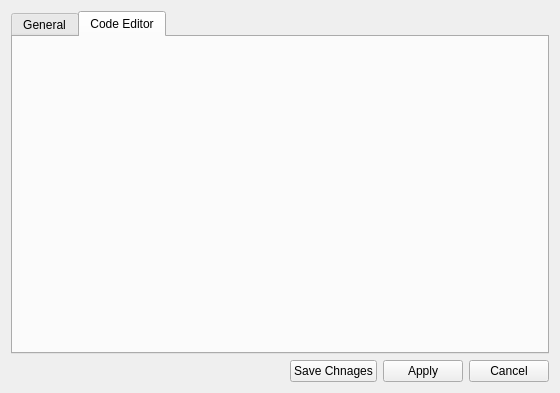
Above: NWTR_Robotics_GUI/optionsdialog.ui from mnowator/SCARA_Control before the change. Below: the same form after it.
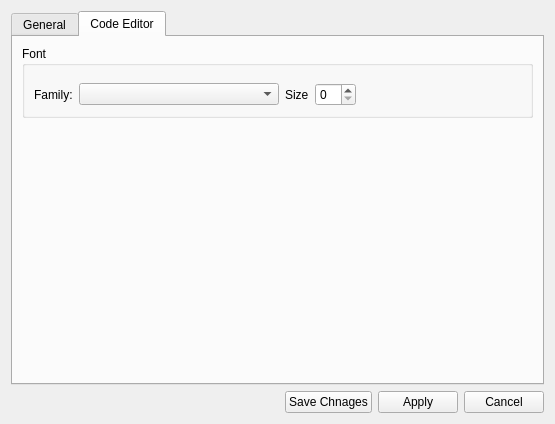
That is the form after the change. The open tabs and pages were chosen to show the change.

```diff
--- a/NWTR_Robotics_GUI/optionsdialog.ui
+++ b/NWTR_Robotics_GUI/optionsdialog.ui
@@ -6,8 +6,8 @@
    <rect>
     <x>0</x>
     <y>0</y>
-    <width>560</width>
-    <height>393</height>
+    <width>555</width>
+    <height>424</height>
    </rect>
   </property>
   <property name="windowTitle">
@@ -130,6 +130,81 @@
         <attribute name="title">
          <string>Code Editor</string>
         </attribute>
+        <layout class="QGridLayout" name="gridLayout_6">
+         <item row="0" column="0">
+          <layout class="QVBoxLayout" name="verticalLayout_7">
+           <item>
+            <widget class="QGroupBox" name="fontGroupBox">
+             <property name="title">
+              <string>Font</string>
+             </property>
+             <layout class="QGridLayout" name="gridLayout_5">
+              <item row="0" column="0">
+               <layout class="QHBoxLayout" name="horizontalLayout_3">
+                <property name="topMargin">
+                 <number>8</number>
+                </property>
+                <item>
+                 <widget class="QLabel" name="label_4">
+                  <property name="text">
+                   <string>Family:</string>
+                  </property>
+                 </widget>
+                </item>
+                <item>
+                 <widget class="QComboBox" name="fontFamilyComboBox">
+                  <property name="minimumSize">
+                   <size>
+                    <width>200</width>
+                    <height>0</height>
+                   </size>
+                  </property>
+                 </widget>
+                </item>
+                <item>
+                 <widget class="QLabel" name="label_5">
+                  <property name="text">
+                   <string>Size</string>
+                  </property>
+                 </widget>
+                </item>
+                <item>
+                 <widget class="QSpinBox" name="fontSizeSpinBox"/>
+                </item>
+                <item>
+                 <spacer name="horizontalSpacer_2">
+                  <property name="orientation">
+                   <enum>Qt::Horizontal</enum>
+                  </property>
+                  <property name="sizeHint" stdset="0">
+                   <size>
+                    <width>40</width>
+                    <height>20</height>
+                   </size>
+                  </property>
+                 </spacer>
+                </item>
+               </layout>
+              </item>
+             </layout>
+            </widget>
+           </item>
+           <item>
+            <spacer name="verticalSpacer_2">
+             <property name="orientation">
+              <enum>Qt::Vertical</enum>
+             </property>
+             <property name="sizeHint" stdset="0">
+              <size>
+               <width>20</width>
+               <height>40</height>
+              </size>
+             </property>
+            </spacer>
+           </item>
+          </layout>
+         </item>
+        </layout>
        </widget>
       </widget>
      </item>
```
Left out of the diff: 37 changed lines with no effect on the pictures. Lines whose indentation alone changed are shown as unchanged.
